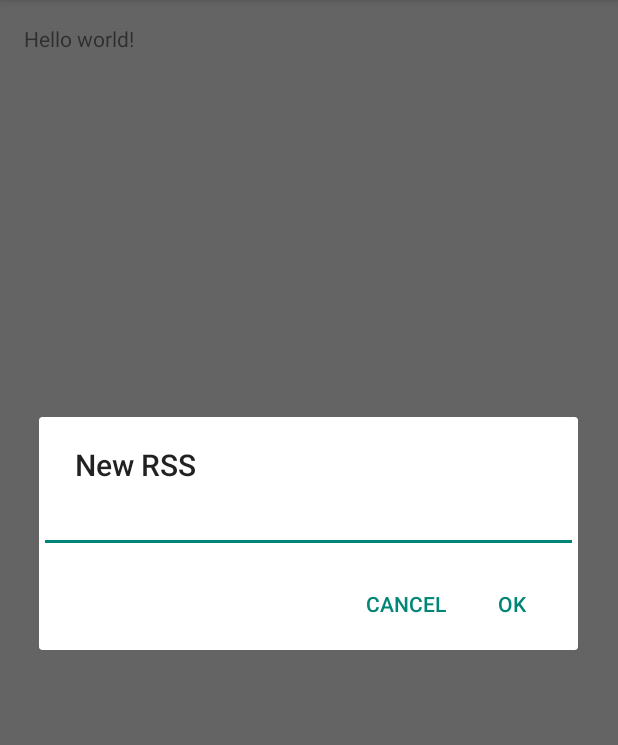
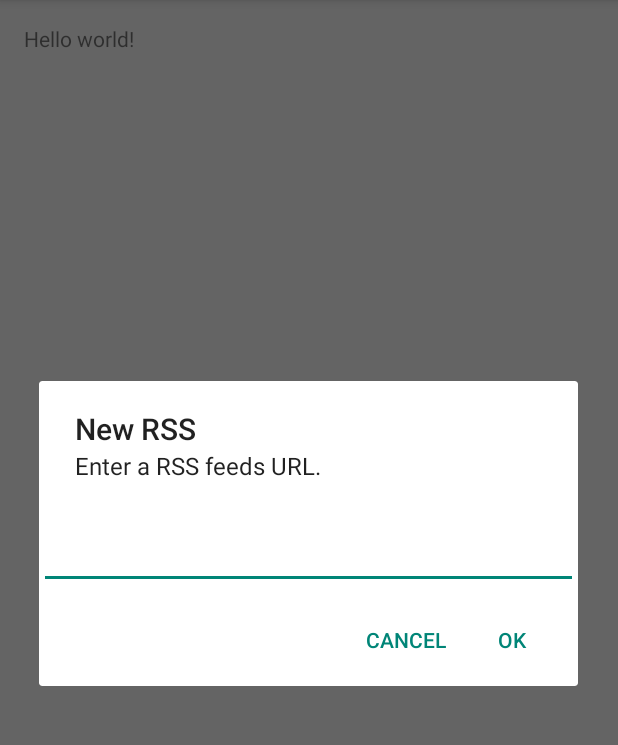
Before and after one commit to maximomrtnz/canillita, an Android app: the screen it shows after launch (MainActivity), after a tap on "New", on a phone screen of 412 x 824 dp, the part 84-829 px from its top. Run offline under Robolectric (Android 15) with nearby library versions, the phone set to English and light mode, and no system bars.

Commit message:
Get URL from User Input

```diff
--- a/app/src/main/java/canillita/maximomrtnz/com/canillita/MainActivity.java
+++ b/app/src/main/java/canillita/maximomrtnz/com/canillita/MainActivity.java
@@ -1,16 +1,17 @@
 package canillita.maximomrtnz.com.canillita;
 
 import android.app.Activity;
-import android.app.AlertDialog;
-import android.content.DialogInterface;
+import android.app.DialogFragment;
 import android.os.Bundle;
-import android.text.InputType;
+import android.util.Patterns;
 import android.view.Menu;
 import android.view.MenuItem;
-import android.widget.EditText;
+import android.widget.Toast;
+
+import canillita.maximomrtnz.com.canillita.dialogs.InputDialog;
 
 
-public class MainActivity extends Activity {
+public class MainActivity extends Activity implements InputDialog.InputDialogListener{
 
     @Override
     protected void onCreate(Bundle savedInstanceState) {
@@ -53,36 +54,36 @@ public class MainActivity extends Activity {
      */
 
     private void openNew(){
-
-        // Create the Dialog
-        AlertDialog.Builder builder = new AlertDialog.Builder(this);
-
-        // Add the title
-        builder.setTitle(R.string.title_new_rss);
-
-        // Set up the input
-        EditText input = new EditText(this);
-
-        // Specify the type of input expected
-        input.setInputType(InputType.TYPE_CLASS_TEXT);
-        builder.setView(input);
-
-        // Add the buttons
-        builder.setPositiveButton(R.string.ok, new DialogInterface.OnClickListener() {
-            public void onClick(DialogInterface dialog, int id) {
-                // User clicked OK button
-            }
-        });
-        builder.setNegativeButton(R.string.cancel, new DialogInterface.OnClickListener() {
-            public void onClick(DialogInterface dialog, int id) {
-                // User cancelled the dialog
-            }
-        });
-        // Set other dialog properties
+        DialogFragment newFragment = InputDialog.newInstance(R.string.title_new_rss, R.string.message_new_rss);
+        newFragment.show(getFragmentManager(), "inputDialog");
+    }
 
 
-        // Create the AlertDialog
-        builder.show();
+    /**
+     * Method from the InputDialogListener interface
+     */
+
+    @Override
+    public void onDialogPositiveClick(String input) {
+
+        // Check if the input passed is a valid URL
+        boolean isValidURL = Patterns.WEB_URL.matcher(input).matches();
+
+        if(isValidURL){
+
+
+
+        }else{
+
+            // Show a message saying that is a invalid URL
+            Toast.makeText(getApplicationContext(), R.string.message_invalid_url, Toast.LENGTH_SHORT).show();
+
+        }
+
     }
 
+    @Override
+    public void onDialogNegativeClick() {
+
+    }
 }
--- /dev/null
+++ b/app/src/main/java/canillita/maximomrtnz/com/canillita/dialogs/InputDialog.java
@@ -0,0 +1,107 @@
+package canillita.maximomrtnz.com.canillita.dialogs;
+
+import android.app.Activity;
+import android.app.AlertDialog;
+import android.app.Dialog;
+import android.app.DialogFragment;
+import android.content.DialogInterface;
+import android.os.Bundle;
+import android.text.InputType;
+import android.widget.EditText;
+
+import canillita.maximomrtnz.com.canillita.R;
+
+/**
+ * Created by maxi on 11/3/14.
+ */
+public class InputDialog extends DialogFragment {
+
+    // Use this instance of the interface to deliver action events
+    private InputDialogListener mListener;
+
+    /* The activity that creates an instance of this dialog fragment must
+    * implement this interface in order to receive event callbacks.
+    * Each method passes the DialogFragment in case the host needs to query it. */
+    public interface InputDialogListener {
+        public void onDialogPositiveClick(String input);
+        public void onDialogNegativeClick();
+    }
+
+    // Override the Fragment.onAttach() method to instantiate the NoticeDialogListener
+    @Override
+    public void onAttach(Activity activity) {
+        super.onAttach(activity);
+        // Verify that the host activity implements the callback interface
+        try {
+            // Instantiate the NoticeDialogListener so we can send events to the host
+            mListener = (InputDialogListener) activity;
+        } catch (ClassCastException e) {
+            // The activity doesn't implement the interface, throw exception
+            throw new ClassCastException(activity.toString()
+                    + " must implement InputDialogListener");
+        }
+    }
+
+
+    public static InputDialog newInstance(int title, int message){
+
+        // Instance a new InputDialog
+        InputDialog i = new InputDialog();
+
+        // Supply title input and message input as an arguments
+        Bundle args = new Bundle();
+        args.putInt("title", title);
+        args.putInt("message", message);
+
+        // Set the arguments to de dialog
+        i.setArguments(args);
+
+        // Return de dialog
+        return i;
+
+    }
+
+    @Override
+    public Dialog onCreateDialog(Bundle savedInstanceState) {
+
+        // Get arguments from the bundle
+        int title = getArguments().getInt("title");
+        int message = getArguments().getInt("message");
+
+        // Create the Dialog
+        AlertDialog.Builder builder = new AlertDialog.Builder(getActivity());
+
+        // Add the title
+        builder.setTitle(title);
+
+        // Add the message
+        builder.setMessage(message);
+
+        // Set up the input
+        final EditText input = new EditText(getActivity());
+
+        // Specify the type of input expected
+        input.setInputType(InputType.TYPE_CLASS_TEXT);
+        builder.setView(input);
+
+        // Add the buttons
+        builder.setPositiveButton(R.string.ok, new DialogInterface.OnClickListener() {
+            public void onClick(DialogInterface dialog, int id) {
+                // User clicked OK button
+                mListener.onDialogPositiveClick(input.getText().toString());
+            }
+        });
+        builder.setNegativeButton(R.string.cancel, new DialogInterface.OnClickListener() {
+            public void onClick(DialogInterface dialog, int id) {
+                // User cancelled the dialog
+                mListener.onDialogNegativeClick();
+            }
+        });
+        // Set other dialog properties
+
+
+        // Create the AlertDialog
+        return builder.create();
+
+    }
+}
--- a/app/src/main/res/values/strings.xml
+++ b/app/src/main/res/values/strings.xml
@@ -14,4 +14,10 @@
     <!--Dialogs Titles-->
     <string name="title_new_rss">New RSS</string>
 
+    <!--Dialogs Messages-->
+    <string name="message_new_rss">Enter a RSS feeds URL.</string>
+
+    <!--Toast Messages-->
+    <string name="message_invalid_url">Invalid RSS Feeds URL</string>
+
 </resources>
```
